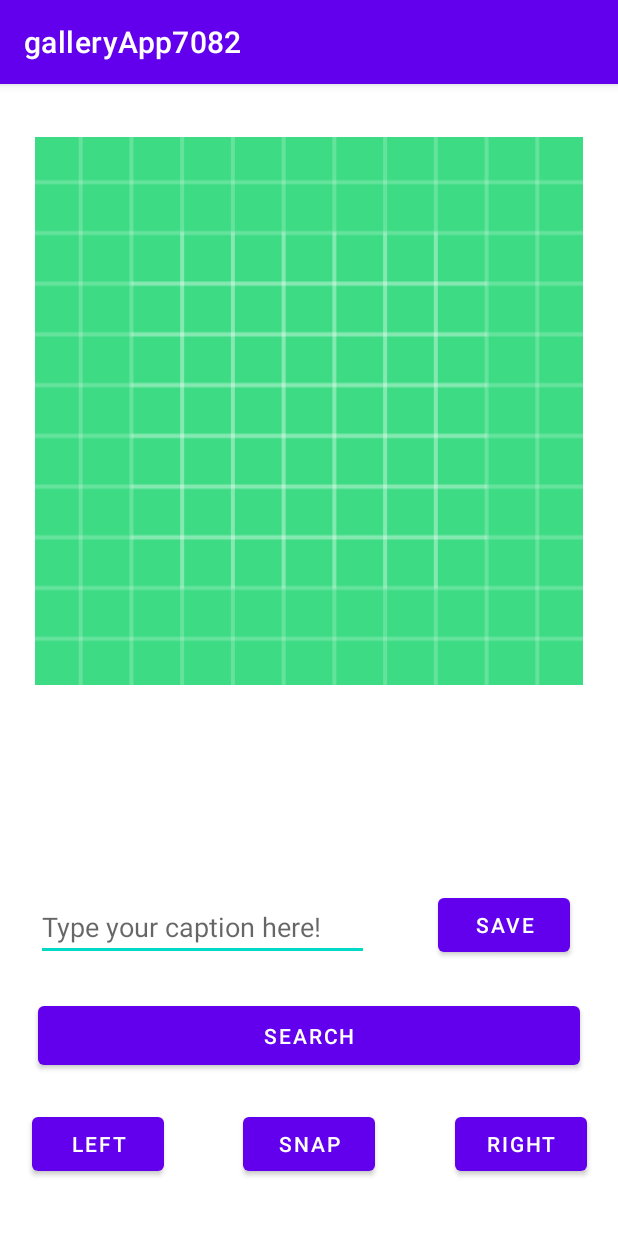
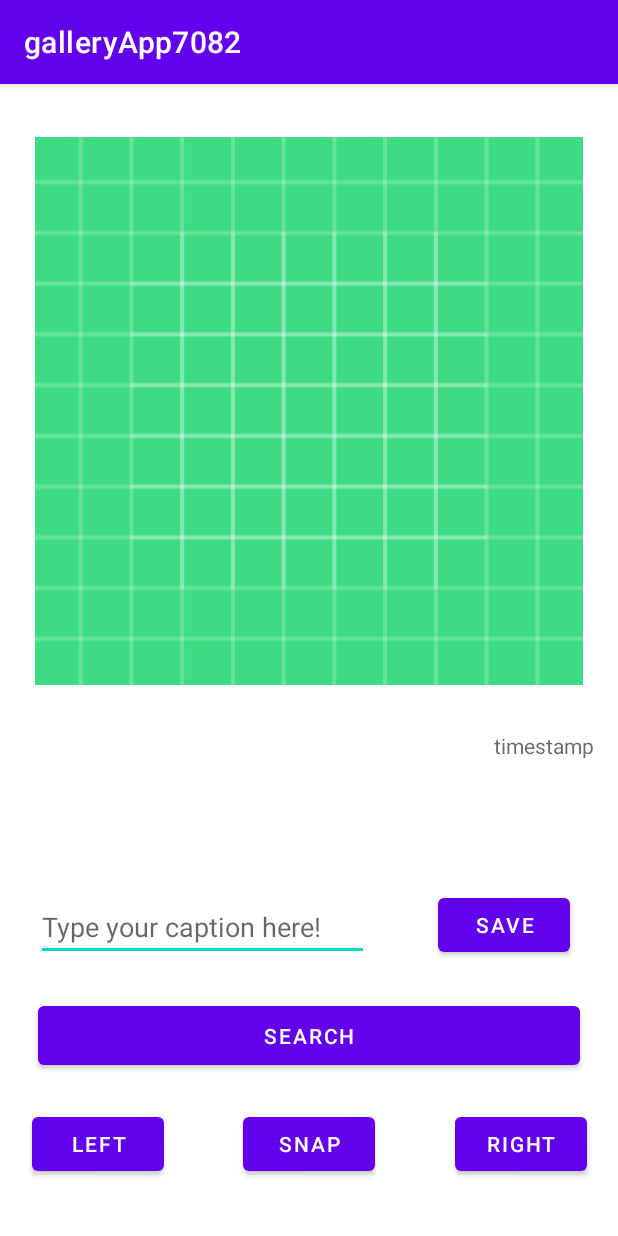
Before and after one commit to SimonYang99/GalleryApp7082, an Android app: the screen it shows after launch (MainActivity), on a phone screen of 412 x 824 dp. Run offline under Robolectric (Android 15) with nearby library versions, the phone set to English and light mode, and no system bars.

Commit message:
Everything works.

```diff
--- a/app/src/main/res/layout/activity_main.xml
+++ b/app/src/main/res/layout/activity_main.xml
@@ -75,11 +75,25 @@
         android:id="@+id/textView"
         android:layout_width="wrap_content"
         android:layout_height="wrap_content"
-        android:layout_marginStart="36dp"
-        android:layout_marginLeft="36dp"
+        android:layout_marginStart="32dp"
+        android:layout_marginLeft="32dp"
+        android:layout_marginTop="12dp"
         android:hint=""
         app:layout_constraintStart_toStartOf="parent"
         app:layout_constraintTop_toBottomOf="@+id/imageView" />
+
+    <TextView
+        android:id="@+id/timeTextView"
+        android:layout_width="wrap_content"
+        android:layout_height="wrap_content"
+        android:layout_marginTop="12dp"
+        android:hint="timestamp"
+        app:layout_constraintBottom_toTopOf="@+id/captionButton"
+        app:layout_constraintEnd_toEndOf="parent"
+        app:layout_constraintHorizontal_bias="0.953"
+        app:layout_constraintStart_toStartOf="parent"
+        app:layout_constraintTop_toBottomOf="@+id/imageView"
+        app:layout_constraintVertical_bias="0.0" />
 
     <EditText
         android:id="@+id/editCaption"
```
Also changed, not shown: app/src/main/java/com/example/galleryapp7082/MainActivity.java (+59 -3 lines), app/src/main/java/com/example/galleryapp7082/SearchGalleryActivity.java (+8 -10 lines), 1 other file.
